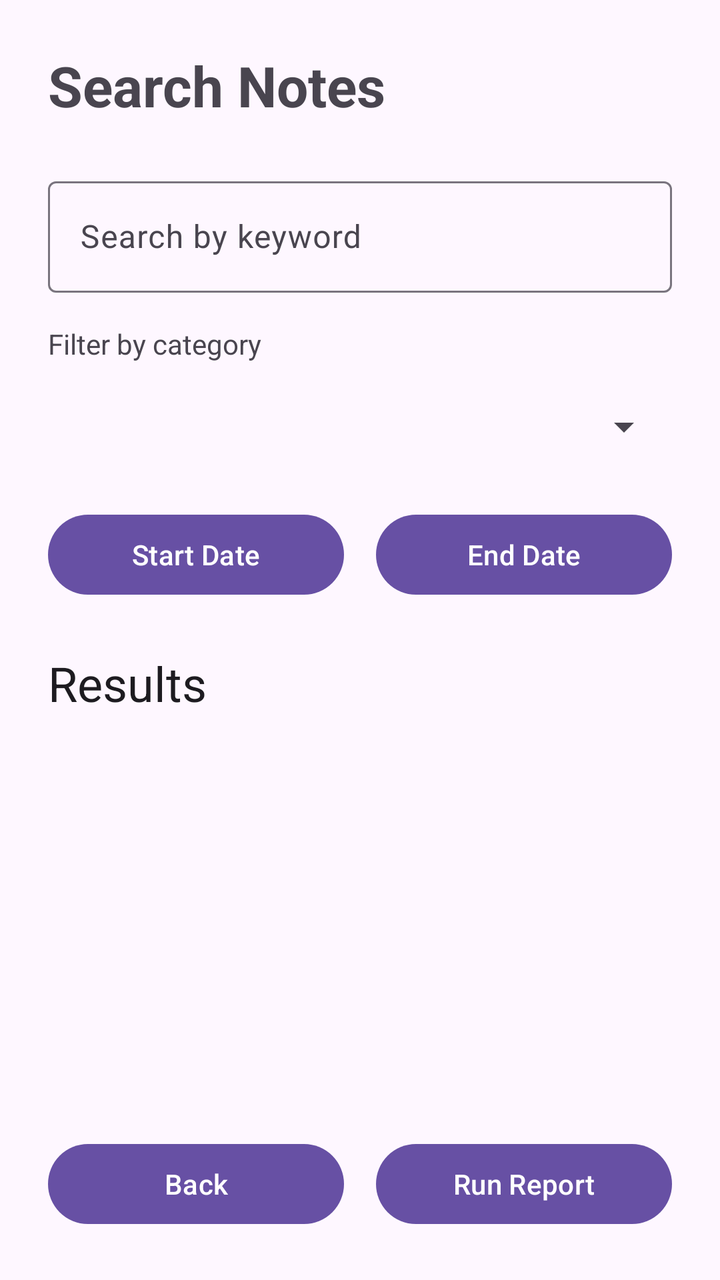
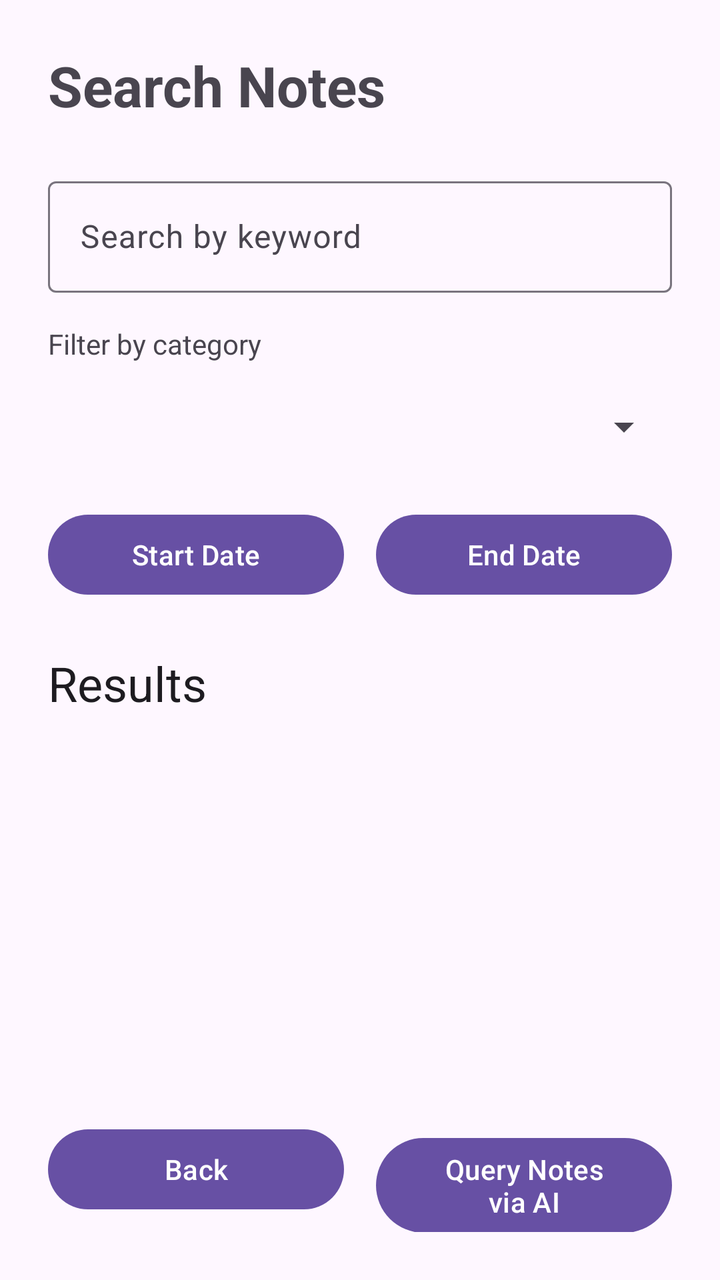

Screens rendered from an Android XML layout before and after an edit, with the pre-edit source and the edit as a unified diff.
<!-- AndroidManifest.xml: application theme Theme.D424 -->
<!-- res/layout/activity_search.xml -->
<?xml version="1.0" encoding="utf-8"?>

<androidx.constraintlayout.widget.ConstraintLayout
    xmlns:android="http://schemas.android.com/apk/res/android"
    xmlns:app="http://schemas.android.com/apk/res-auto"
    xmlns:tools="http://schemas.android.com/tools"
    android:id="@+id/search"
    android:layout_width="match_parent"
    android:layout_height="match_parent"
    android:padding="24dp"
    tools:context=".ui.SearchActivity">

    <TextView
        android:id="@+id/txtSearchTitle"
        android:layout_width="0dp"
        android:layout_height="wrap_content"
        android:text="Search Notes"
        android:textSize="28sp"
        android:textStyle="bold"
        app:layout_constraintTop_toTopOf="parent"
        app:layout_constraintStart_toStartOf="parent"
        app:layout_constraintEnd_toEndOf="parent" />

    <com.google.android.material.textfield.TextInputLayout
        android:id="@+id/searchKeywordLayout"
        android:layout_width="0dp"
        android:layout_height="wrap_content"
        android:layout_marginTop="24dp"
        android:hint="Search by keyword"
        app:boxBackgroundMode="outline"
        app:layout_constraintTop_toBottomOf="@id/txtSearchTitle"
        app:layout_constraintStart_toStartOf="parent"
        app:layout_constraintEnd_toEndOf="parent">

        <com.google.android.material.textfield.TextInputEditText
            android:id="@+id/editSearchKeyword"
            android:layout_width="match_parent"
            android:layout_height="wrap_content"
            android:inputType="text" />

    </com.google.android.material.textfield.TextInputLayout>

    <TextView
        android:id="@+id/txtSearchCategoryLabel"
        android:layout_width="wrap_content"
        android:layout_height="wrap_content"
        android:layout_marginTop="16dp"
        android:text="Filter by category"
        app:layout_constraintTop_toBottomOf="@id/searchKeywordLayout"
        app:layout_constraintStart_toStartOf="parent" />

    <Spinner
        android:id="@+id/spinnerSearchCategory"
        android:layout_width="0dp"
        android:layout_height="48dp"
        android:layout_marginTop="8dp"
        app:layout_constraintTop_toBottomOf="@id/txtSearchCategoryLabel"
        app:layout_constraintStart_toStartOf="parent"
        app:layout_constraintEnd_toEndOf="parent" />

    <LinearLayout
        android:id="@+id/dateButtonRow"
        android:layout_width="0dp"
        android:layout_height="wrap_content"
        android:layout_marginTop="16dp"
        android:orientation="horizontal"
        android:weightSum="2"
        app:layout_constraintTop_toBottomOf="@id/spinnerSearchCategory"
        app:layout_constraintStart_toStartOf="parent"
        app:layout_constraintEnd_toEndOf="parent">

        <com.google.android.material.button.MaterialButton
            android:id="@+id/btnStartDate"
            android:layout_width="0dp"
            android:layout_height="wrap_content"
            android:layout_marginEnd="8dp"
            android:layout_weight="1"
            android:text="Start Date" />

        <com.google.android.material.button.MaterialButton
            android:id="@+id/btnEndDate"
            android:layout_width="0dp"
            android:layout_height="wrap_content"
            android:layout_marginStart="8dp"
            android:layout_weight="1"
            android:text="End Date" />

    </LinearLayout>

    <TextView
        android:id="@+id/txtSearchResultsTitle"
        android:layout_width="0dp"
        android:layout_height="wrap_content"
        android:layout_marginTop="24dp"
        android:text="Results"
        android:textAppearance="?attr/textAppearanceHeadlineSmall"
        app:layout_constraintTop_toBottomOf="@id/dateButtonRow"
        app:layout_constraintStart_toStartOf="parent"
        app:layout_constraintEnd_toEndOf="parent" />

    <androidx.recyclerview.widget.RecyclerView
        android:id="@+id/recyclerSearchResults"
        android:layout_width="0dp"
        android:layout_height="0dp"
        android:layout_marginTop="12dp"
        android:clipToPadding="false"
        android:paddingBottom="12dp"
        app:layout_constraintTop_toBottomOf="@id/txtSearchResultsTitle"
        app:layout_constraintBottom_toTopOf="@id/bottomButtonRow"
        app:layout_constraintStart_toStartOf="parent"
        app:layout_constraintEnd_toEndOf="parent"
        tools:listitem="@layout/recent_note_item" />

    <LinearLayout
        android:id="@+id/bottomButtonRow"
        android:layout_width="0dp"
        android:layout_height="wrap_content"
        android:orientation="horizontal"
        android:weightSum="2"
        app:layout_constraintBottom_toBottomOf="parent"
        app:layout_constraintStart_toStartOf="parent"
        app:layout_constraintEnd_toEndOf="parent">

        <com.google.android.material.button.MaterialButton
            android:id="@+id/btn_back"
            android:layout_width="0dp"
            android:layout_height="wrap_content"
            android:layout_marginEnd="8dp"
            android:layout_weight="1"
            android:text="Back" />

        <com.google.android.material.button.MaterialButton
            android:id="@+id/btn_report"
            android:layout_width="0dp"
            android:layout_height="wrap_content"
            android:layout_marginStart="8dp"
            android:layout_weight="1"
            android:text="Run Report" />

    </LinearLayout>

</androidx.constraintlayout.widget.ConstraintLayout>
<!-- res/layout/recent_note_item.xml (included above) -->
<?xml version="1.0" encoding="utf-8"?>

<com.google.android.material.card.MaterialCardView
    xmlns:android="http://schemas.android.com/apk/res/android"
    xmlns:app="http://schemas.android.com/apk/res-auto"
    android:layout_width="match_parent"
    android:layout_height="wrap_content"
    android:layout_marginBottom="12dp"
    app:cardCornerRadius="14dp"
    app:cardElevation="3dp">

    <LinearLayout
        android:layout_width="match_parent"
        android:layout_height="wrap_content"
        android:orientation="vertical"
        android:padding="14dp">

        <TextView
            android:id="@+id/txtNoteCategory"
            android:layout_width="wrap_content"
            android:layout_height="wrap_content"
            android:textStyle="bold"
            android:text="Category" />

        <TextView
            android:id="@+id/txtNotePreview"
            android:layout_width="match_parent"
            android:layout_height="wrap_content"
            android:layout_marginTop="6dp"
            android:maxLines="2"
            android:ellipsize="end"
            android:text="Note preview..." />

    </LinearLayout>

</com.google.android.material.card.MaterialCardView>
<!-- resources referenced by this layout -->
<resources>
  <style name="Theme.D424" parent="Base.Theme.D424" />
  <style name="Base.Theme.D424" parent="Theme.Material3.DayNight.NoActionBar">
          
          
      </style>
</resources>

<!-- the commit's change to res/layout/activity_search.xml (unified diff, before → after) -->
@@ -135,7 +135,7 @@
             android:layout_height="wrap_content"
             android:layout_marginStart="8dp"
             android:layout_weight="1"
-            android:text="Run Report" />
+            android:text="Query Notes via AI" />
 
     </LinearLayout>
 
